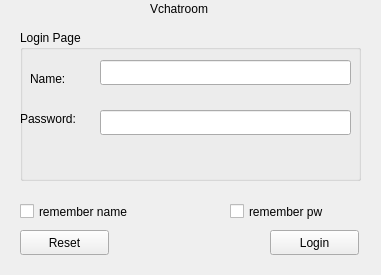
Above: TcpClient/logwidget.ui from xxzh12/OS_and_Linux_HomeWork before the change. Below: the same form after it.
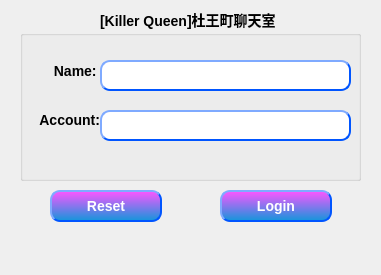
That is the form after the change.

Diff of the .ui file:
```diff
--- a/TcpClient/logwidget.ui
+++ b/TcpClient/logwidget.ui
@@ -16,12 +16,27 @@
   <widget class="QPushButton" name="btn_clear">
    <property name="geometry">
     <rect>
-     <x>20</x>
-     <y>230</y>
-     <width>89</width>
-     <height>25</height>
+     <x>50</x>
+     <y>190</y>
+     <width>112</width>
+     <height>32</height>
     </rect>
    </property>
+   <property name="styleSheet">
+    <string notr="true">QPushButton {
+    color:#ffffff; /*文字颜色*/
+    background-color:qlineargradient(x1: 0, y1: 0, x2: 0, y2: 1, stop:0 #ff55ff, stop: 1 #1296db);/*背景色*/
+    border-style:outset; /*边框风格*/
+    border-width:2px;/*边框宽度*/
+    border-color:#0055ff; /*边框颜色*/
+    border-radius:10px; /*边框倒角*/
+    font:bold 14px; /*字体*/
+    font-family: Segoe UI;
+    min-width:100px;/*控件最小宽度*/
+    min-height:20px;/*控件最小高度*/
+    padding:4px;/*内边距*/
+}</string>
+   </property>
    <property name="text">
     <string>Reset</string>
    </property>
@@ -29,42 +44,31 @@
   <widget class="QPushButton" name="btn_log">
    <property name="geometry">
     <rect>
-     <x>270</x>
-     <y>230</y>
-     <width>89</width>
-     <height>25</height>
+     <x>220</x>
+     <y>190</y>
+     <width>112</width>
+     <height>32</height>
     </rect>
    </property>
+   <property name="styleSheet">
+    <string notr="true">QPushButton {
+    color:#ffffff; /*文字颜色*/
+    background-color:qlineargradient(x1: 0, y1: 0, x2: 0, y2: 1, stop:0 #ff55ff, stop: 1 #1296db);/*背景色*/
+    border-style:outset; /*边框风格*/
+    border-width:2px;/*边框宽度*/
+    border-color:#0055ff; /*边框颜色*/
+    border-radius:10px; /*边框倒角*/
+    font:bold 14px; /*字体*/
+    font-family: Segoe UI;
+    min-width:100px;/*控件最小宽度*/
+    min-height:20px;/*控件最小高度*/
+    padding:4px;/*内边距*/
+}</string>
+   </property>
    <property name="text">
     <string>Login</string>
    </property>
   </widget>
-  <widget class="QCheckBox" name="check_pw">
-   <property name="geometry">
-    <rect>
-     <x>20</x>
-     <y>200</y>
-     <width>151</width>
-     <height>23</height>
-    </rect>
-   </property>
-   <property name="text">
-    <string>remember name</string>
-   </property>
-  </widget>
-  <widget class="QCheckBox" name="check_name">
-   <property name="geometry">
-    <rect>
-     <x>230</x>
-     <y>200</y>
-     <width>151</width>
-     <height>23</height>
-    </rect>
-   </property>
-   <property name="text">
-    <string>remember pw</string>
-   </property>
-  </widget>
   <widget class="QGroupBox" name="groupBox">
    <property name="geometry">
     <rect>
@@ -75,7 +79,7 @@
     </rect>
    </property>
    <property name="title">
-    <string>Login Page</string>
+    <string/>
    </property>
    <widget class="QLineEdit" name="edit_name">
     <property name="geometry">
@@ -83,9 +87,18 @@
       <x>80</x>
       <y>30</y>
       <width>251</width>
-      <height>25</height>
+      <height>31</height>
      </rect>
     </property>
+    <property name="styleSheet">
+     <string notr="true">QLineEdit {
+    border-style:outset; /*边框风格*/
+    border-width:2px;/*边框宽度*/
+    border-color:#0055ff; /*边框颜色*/
+    border-radius:10px; /*边框倒角*/
+    padding:4px;/*内边距*/
+}</string>
+    </property>
    </widget>
    <widget class="QLineEdit" name="edit_pw">
     <property name="geometry">
@@ -93,48 +106,81 @@
       <x>80</x>
       <y>80</y>
       <width>251</width>
-      <height>25</height>
+      <height>31</height>
      </rect>
     </property>
+    <property name="styleSheet">
+     <string notr="true">QLineEdit {
+    border-style:outset; /*边框风格*/
+    border-width:2px;/*边框宽度*/
+    border-color:#0055ff; /*边框颜色*/
+    border-radius:10px; /*边框倒角*/
+    padding:4px;/*内边距*/
+}</string>
+    </property>
    </widget>
    <widget class="QLabel" name="label_name">
     <property name="geometry">
      <rect>
-      <x>10</x>
-      <y>40</y>
-      <width>67</width>
-      <height>17</height>
+      <x>30</x>
+      <y>25</y>
+      <width>112</width>
+      <height>32</height>
      </rect>
     </property>
+    <property name="styleSheet">
+     <string notr="true">QLabel {
+    font:bold 14px; /*字体*/
+    font-family: Segoe UI;
+    min-width:50px;/*控件最小宽度*/
+    min-height:20px;/*控件最小高度*/
+}</string>
+    </property>
     <property name="text">
-     <string>Name:</string>
+     <string> Name:</string>
     </property>
    </widget>
    <widget class="QLabel" name="label_pw">
     <property name="geometry">
      <rect>
-      <x>0</x>
+      <x>16</x>
       <y>80</y>
       <width>67</width>
-      <height>17</height>
+      <height>20</height>
      </rect>
     </property>
+    <property name="styleSheet">
+     <string notr="true">QLabel {
+    font:bold 14px; /*字体*/
+    font-family: Segoe UI;
+    min-width:50px;/*控件最小宽度*/
+    min-height:20px;/*控件最小高度*/
+}</string>
+    </property>
     <property name="text">
-     <string>Password:</string>
+     <string> Account:</string>
     </property>
    </widget>
   </widget>
   <widget class="QLabel" name="label_title">
    <property name="geometry">
     <rect>
-     <x>150</x>
-     <y>0</y>
-     <width>81</width>
-     <height>17</height>
+     <x>100</x>
+     <y>10</y>
+     <width>191</width>
+     <height>20</height>
     </rect>
    </property>
+   <property name="styleSheet">
+    <string notr="true">QLabel {
+    font:bold 14px; /*字体*/
+    font-family: Segoe UI;
+    min-width:50px;/*控件最小宽度*/
+    min-height:20px;/*控件最小高度*/
+}</string>
+   </property>
    <property name="text">
-    <string>Vchatroom </string>
+    <string>[Killer Queen]杜王町聊天室</string>
    </property>
   </widget>
  </widget>
```
